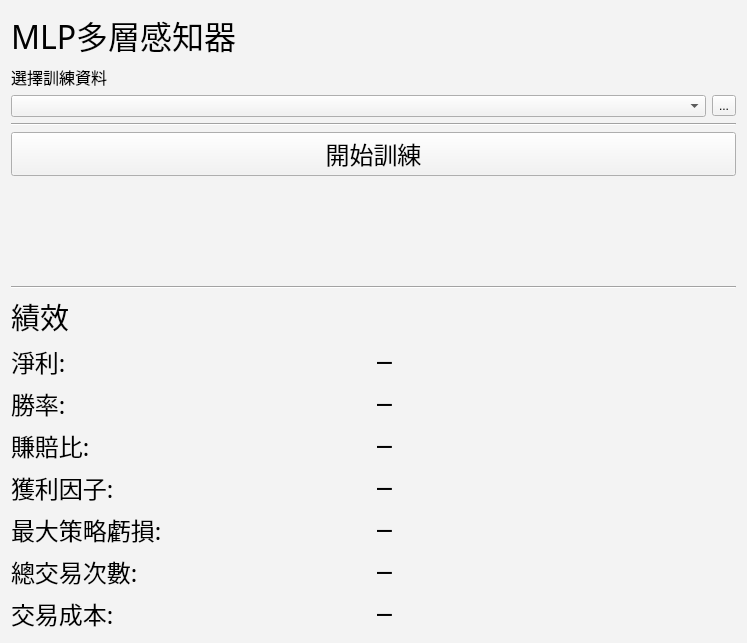
The window that MLP_UI.ui (allen93075/Winner) describes before a commit, drawn with Qt 5.
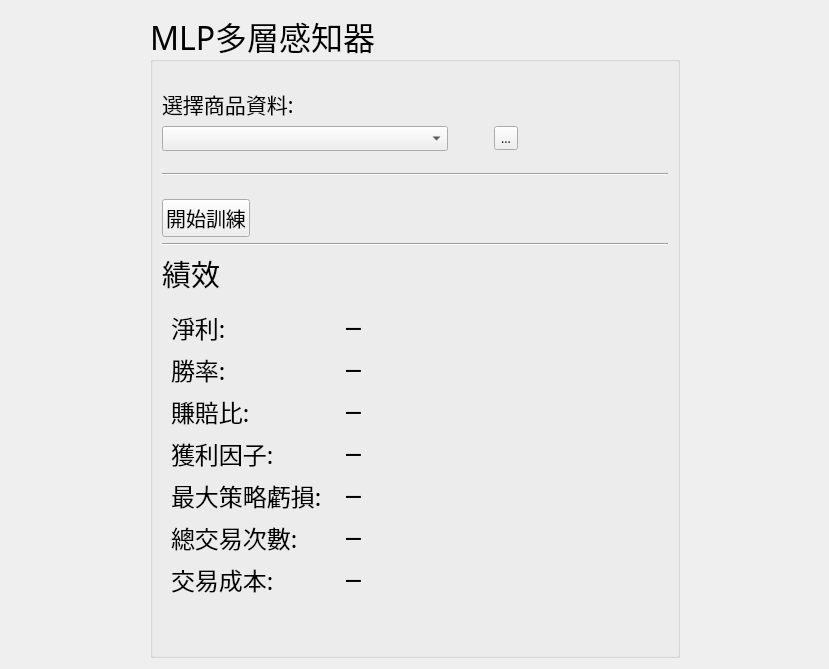
The same window after the commit.

Patch:
```diff
--- a/MLP_UI.ui
+++ b/MLP_UI.ui
@@ -6,82 +6,169 @@
    <rect>
     <x>0</x>
     <y>0</y>
-    <width>747</width>
-    <height>643</height>
+    <width>829</width>
+    <height>669</height>
    </rect>
   </property>
   <property name="windowTitle">
    <string>Form</string>
   </property>
-  <property name="styleSheet">
-   <string notr="true">background-color: rgb(243, 243, 243);</string>
-  </property>
-  <layout class="QGridLayout" name="gridLayout">
-   <item row="0" column="0">
-    <layout class="QHBoxLayout" name="horizontalLayout_13">
+  <layout class="QVBoxLayout" name="verticalLayout_7">
      <item>
-      <layout class="QVBoxLayout" name="verticalLayout">
+    <layout class="QHBoxLayout" name="horizontalLayout_10">
        <item>
-        <widget class="QLabel" name="title">
+      <widget class="QWidget" name="widget" native="true">
+       <property name="sizePolicy">
+        <sizepolicy hsizetype="Preferred" vsizetype="Preferred">
+         <horstretch>1</horstretch>
+         <verstretch>0</verstretch>
+        </sizepolicy>
+       </property>
+      </widget>
+     </item>
+     <item>
+      <widget class="QGroupBox" name="groupBox">
+       <property name="sizePolicy">
+        <sizepolicy hsizetype="Preferred" vsizetype="Preferred">
+         <horstretch>4</horstretch>
+         <verstretch>0</verstretch>
+        </sizepolicy>
+       </property>
          <property name="font">
           <font>
            <family>微軟正黑體</family>
            <pointsize>24</pointsize>
           </font>
          </property>
-         <property name="text">
+       <property name="title">
           <string>MLP多層感知器</string>
          </property>
-        </widget>
+       <layout class="QVBoxLayout" name="verticalLayout_3">
+        <item>
+         <layout class="QVBoxLayout" name="verticalLayout_2">
+          <item>
+           <spacer name="verticalSpacer_7">
+            <property name="orientation">
+             <enum>Qt::Vertical</enum>
+            </property>
+            <property name="sizeHint" stdset="0">
+             <size>
+              <width>14</width>
+              <height>13</height>
+             </size>
+            </property>
+           </spacer>
        </item>
        <item>
-        <widget class="QLabel" name="label_9">
+           <widget class="QLabel" name="label_14">
          <property name="font">
           <font>
            <family>微軟正黑體</family>
-           <pointsize>12</pointsize>
+              <pointsize>16</pointsize>
           </font>
          </property>
          <property name="text">
-          <string>選擇訓練資料</string>
+             <string>選擇商品資料:</string>
          </property>
         </widget>
        </item>
        <item>
-        <layout class="QHBoxLayout" name="horizontalLayout_2">
+           <layout class="QHBoxLayout" name="horizontalLayout_8">
          <item>
-          <widget class="QComboBox" name="comboBox"/>
+             <widget class="QComboBox" name="comboBox">
+              <property name="font">
+               <font>
+                <pointsize>9</pointsize>
+               </font>
+              </property>
+             </widget>
+            </item>
+            <item>
+             <spacer name="horizontalSpacer_3">
+              <property name="orientation">
+               <enum>Qt::Horizontal</enum>
+              </property>
+              <property name="sizeType">
+               <enum>QSizePolicy::Fixed</enum>
+              </property>
+              <property name="sizeHint" stdset="0">
+               <size>
+                <width>40</width>
+                <height>20</height>
+               </size>
+              </property>
+             </spacer>
          </item>
          <item>
           <widget class="QToolButton" name="choseDataBtn">
+              <property name="font">
+               <font>
+                <pointsize>9</pointsize>
+               </font>
+              </property>
            <property name="text">
             <string>...</string>
            </property>
           </widget>
          </item>
+            <item>
+             <spacer name="horizontalSpacer_2">
+              <property name="orientation">
+               <enum>Qt::Horizontal</enum>
+              </property>
+              <property name="sizeType">
+               <enum>QSizePolicy::Fixed</enum>
+              </property>
+              <property name="sizeHint" stdset="0">
+               <size>
+                <width>150</width>
+                <height>20</height>
+               </size>
+              </property>
+             </spacer>
+            </item>
         </layout>
        </item>
        <item>
-        <widget class="Line" name="line_2">
+           <spacer name="verticalSpacer_6">
+            <property name="orientation">
+             <enum>Qt::Vertical</enum>
+            </property>
+            <property name="sizeHint" stdset="0">
+             <size>
+              <width>388</width>
+              <height>13</height>
+             </size>
+            </property>
+           </spacer>
+          </item>
+          <item>
+           <widget class="Line" name="line_3">
          <property name="orientation">
           <enum>Qt::Horizontal</enum>
          </property>
         </widget>
        </item>
        <item>
-        <layout class="QVBoxLayout" name="verticalLayout_3">
+           <spacer name="verticalSpacer_5">
+            <property name="orientation">
+             <enum>Qt::Vertical</enum>
+            </property>
+            <property name="sizeHint" stdset="0">
+             <size>
+              <width>388</width>
+              <height>13</height>
+             </size>
+            </property>
+           </spacer>
+          </item>
+          <item>
+           <layout class="QHBoxLayout" name="horizontalLayout_9">
          <item>
           <widget class="QPushButton" name="startTrainBtn">
-           <property name="sizePolicy">
-            <sizepolicy hsizetype="Preferred" vsizetype="Fixed">
-             <horstretch>0</horstretch>
-             <verstretch>0</verstretch>
-            </sizepolicy>
-           </property>
            <property name="font">
             <font>
-             <family>微軟正黑體</family>
-             <pointsize>18</pointsize>
+                <pointsize>15</pointsize>
             </font>
            </property>
            <property name="text">
@@ -90,14 +177,14 @@
           </widget>
          </item>
          <item>
-          <spacer name="verticalSpacer">
+             <spacer name="horizontalSpacer">
            <property name="orientation">
-            <enum>Qt::Vertical</enum>
+               <enum>Qt::Horizontal</enum>
            </property>
            <property name="sizeHint" stdset="0">
             <size>
-             <width>20</width>
-             <height>40</height>
+                <width>40</width>
+                <height>20</height>
             </size>
            </property>
           </spacer>
@@ -105,7 +192,7 @@
         </layout>
        </item>
        <item>
-        <widget class="Line" name="line">
+           <widget class="Line" name="line_4">
          <property name="orientation">
           <enum>Qt::Horizontal</enum>
          </property>
@@ -127,7 +214,16 @@
        <item>
         <layout class="QHBoxLayout" name="horizontalLayout">
          <item>
-          <layout class="QVBoxLayout" name="verticalLayout_2">
+             <widget class="QWidget" name="widget_3" native="true">
+              <property name="sizePolicy">
+               <sizepolicy hsizetype="Preferred" vsizetype="Preferred">
+                <horstretch>0</horstretch>
+                <verstretch>0</verstretch>
+               </sizepolicy>
+              </property>
+              <layout class="QVBoxLayout" name="verticalLayout_5">
+               <item>
+                <layout class="QVBoxLayout" name="verticalLayout_4">
            <item>
             <widget class="QLabel" name="profitCol">
              <property name="font">
@@ -242,13 +338,25 @@
            </item>
           </layout>
          </item>
+              </layout>
+             </widget>
+            </item>
          <item>
-          <layout class="QVBoxLayout" name="verticalLayout_5">
+             <widget class="QWidget" name="widget_4" native="true">
+              <property name="sizePolicy">
+               <sizepolicy hsizetype="Preferred" vsizetype="Preferred">
+                <horstretch>1</horstretch>
+                <verstretch>0</verstretch>
+               </sizepolicy>
+              </property>
+              <layout class="QVBoxLayout" name="verticalLayout_6">
+               <item>
+                <layout class="QVBoxLayout" name="verticalLayout">
            <item>
             <widget class="QLabel" name="profitOut">
              <property name="font">
               <font>
-               <family>Agency FB</family>
+                     <family>Dubai Light</family>
                <pointsize>18</pointsize>
               </font>
              </property>
@@ -264,7 +372,7 @@
             <widget class="QLabel" name="winRateOut">
              <property name="font">
               <font>
-               <family>Agency FB</family>
+                     <family>Dubai Light</family>
                <pointsize>18</pointsize>
               </font>
              </property>
@@ -280,7 +388,7 @@
             <widget class="QLabel" name="winLossOut">
              <property name="font">
               <font>
-               <family>Agency FB</family>
+                     <family>Dubai Light</family>
                <pointsize>18</pointsize>
               </font>
              </property>
@@ -296,7 +404,7 @@
             <widget class="QLabel" name="profitFactorOut">
              <property name="font">
               <font>
-               <family>Agency FB</family>
+                     <family>Dubai Light</family>
                <pointsize>18</pointsize>
               </font>
              </property>
@@ -312,7 +420,7 @@
             <widget class="QLabel" name="mddOut">
              <property name="font">
               <font>
-               <family>Agency FB</family>
+                     <family>Dubai Light</family>
                <pointsize>18</pointsize>
               </font>
              </property>
@@ -328,7 +436,7 @@
             <widget class="QLabel" name="tradeCuntOut">
              <property name="font">
               <font>
-               <family>Agency FB</family>
+                     <family>Dubai Light</family>
                <pointsize>18</pointsize>
               </font>
              </property>
@@ -344,7 +452,7 @@
             <widget class="QLabel" name="costOut">
              <property name="font">
               <font>
-               <family>Agency FB</family>
+                     <family>Dubai Light</family>
                <pointsize>18</pointsize>
               </font>
              </property>
@@ -359,8 +467,40 @@
           </layout>
          </item>
         </layout>
-       </item>
-      </layout>
+             </widget>
+            </item>
+           </layout>
+          </item>
+         </layout>
+        </item>
+        <item>
+         <widget class="QLabel" name="dataPath">
+          <property name="font">
+           <font>
+            <family>Agency FB</family>
+            <pointsize>18</pointsize>
+           </font>
+          </property>
+          <property name="text">
+           <string/>
+          </property>
+          <property name="alignment">
+           <set>Qt::AlignLeading|Qt::AlignLeft|Qt::AlignVCenter</set>
+          </property>
+         </widget>
+        </item>
+       </layout>
+      </widget>
+     </item>
+     <item>
+      <widget class="QWidget" name="widget_2" native="true">
+       <property name="sizePolicy">
+        <sizepolicy hsizetype="Preferred" vsizetype="Preferred">
+         <horstretch>1</horstretch>
+         <verstretch>0</verstretch>
+        </sizepolicy>
+       </property>
+      </widget>
      </item>
     </layout>
    </item>
```
Lines whose indentation alone changed are shown as unchanged.
